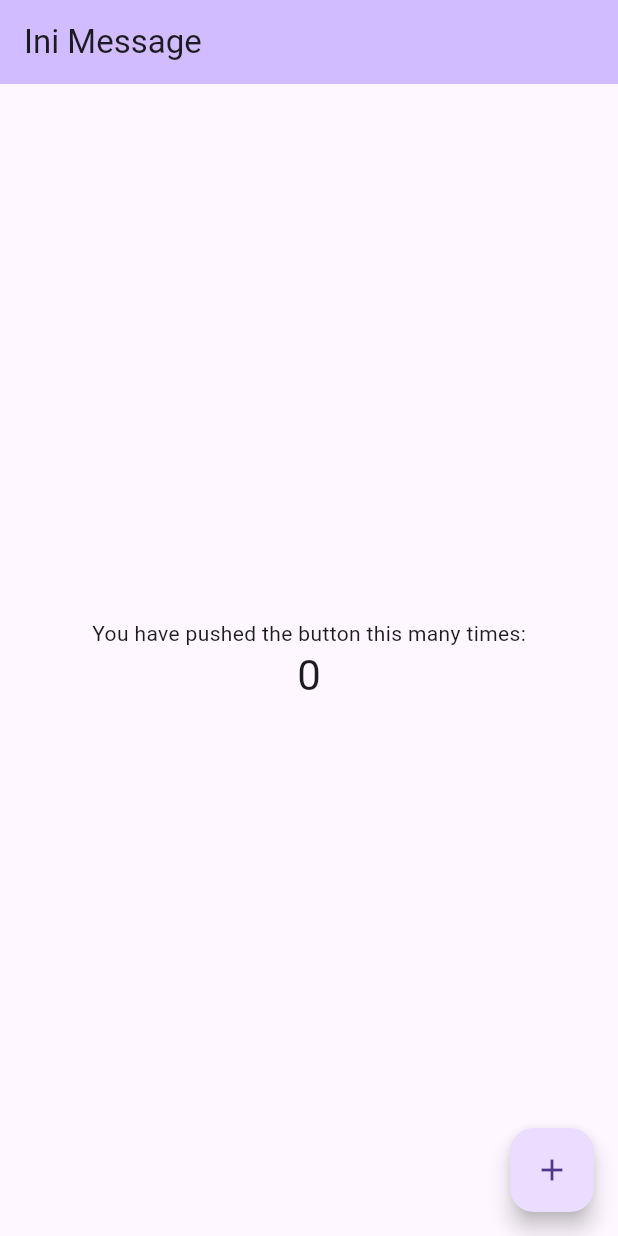
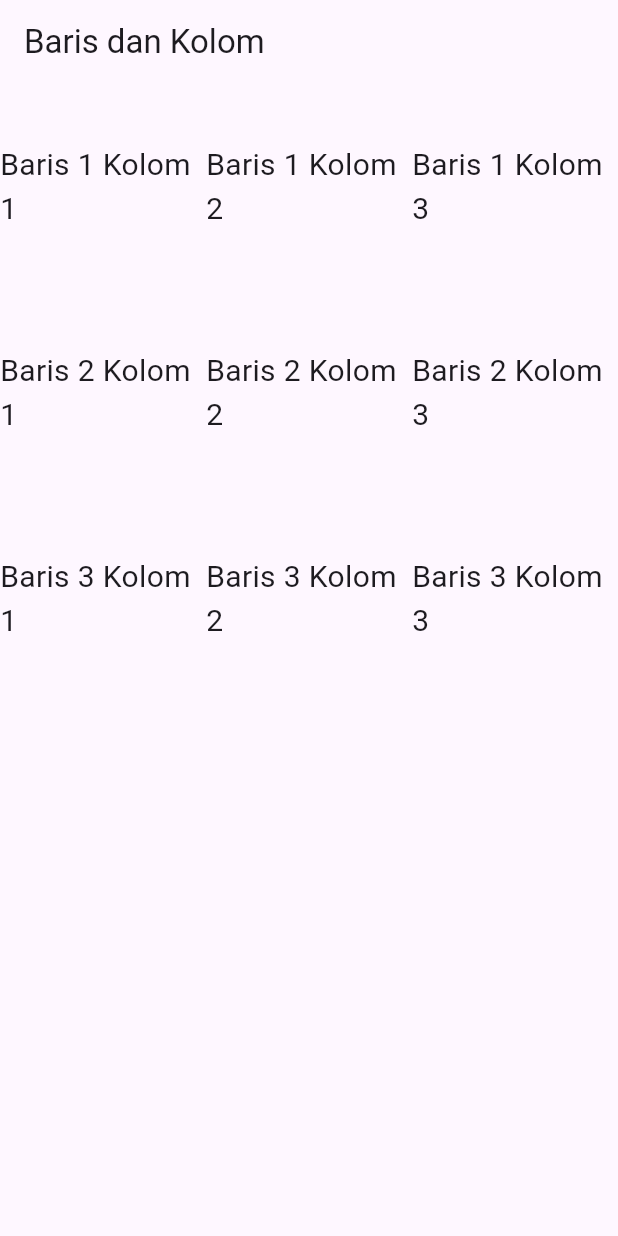
Before and after one commit to kanzankazu/Kanzan_Flutter_Learn, a Flutter app: the screen it shows after launch, on a phone screen of 412 x 824 dp. Run offline on Flutter 3.47's test engine with Material 3 defaults, Android fonts, the phone set to English and light mode, and no system bars.

Commit message:
add baris_kolom.dart

```diff
--- a/lib/main.dart
+++ b/lib/main.dart
@@ -1,4 +1,4 @@
-import 'package:belajar_1/widget/hello_world_stateful.dart';
+import 'package:belajar_1/widget/baris_kolom.dart';
 import 'package:flutter/material.dart';
 
 void main() {
@@ -35,9 +35,7 @@ class _MyHomePageState extends State<MyHomePage> {
   Widget build(BuildContext context) {
     return const MaterialApp(
       title: 'Belajar Flutter',
-      home: HelloWorldStateFul(
-        message: "Ini Message",
-      ), // tinggal ubah manggilnya
+      home: BarisKolom(), // tinggal ubah manggilnya
     );
   }
 }
--- /dev/null
+++ b/lib/widget/baris_kolom.dart
@@ -0,0 +1,28 @@
+import 'package:flutter/material.dart';
+
+class BarisKolom extends StatelessWidget {
+  const BarisKolom({super.key});
+
+  final int baris = 3;
+  final int totalData = 9;
+
+  @override
+  Widget build(BuildContext context) => Scaffold(
+        appBar: AppBar(
+          title: const Text("Baris dan Kolom"),
+        ),
+        body: GridView.count(
+          crossAxisCount: baris,
+          children: List.generate(totalData, (index) {
+            int row = index ~/ baris; // Mendapatkan baris dari indeks
+            int column = index % baris; // Mendapatkan kolom dari indeks
+            return Center(
+              child: Text(
+                'Baris ${row + 1} Kolom ${column + 1}',
+                style: const TextStyle(fontSize: 20),
+              ),
+            );
+          }),
+        ),
+      );
+}
```
Also changed, not shown: lib/widget/row_column_grid.dart (added, +106 -0 lines).
